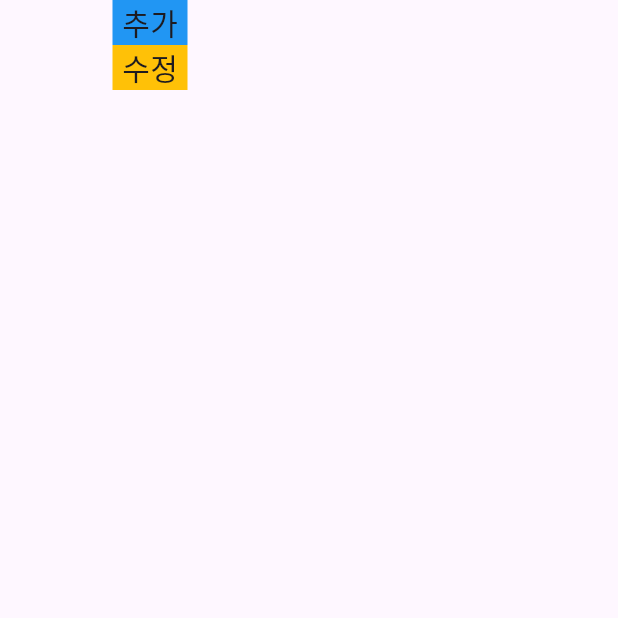
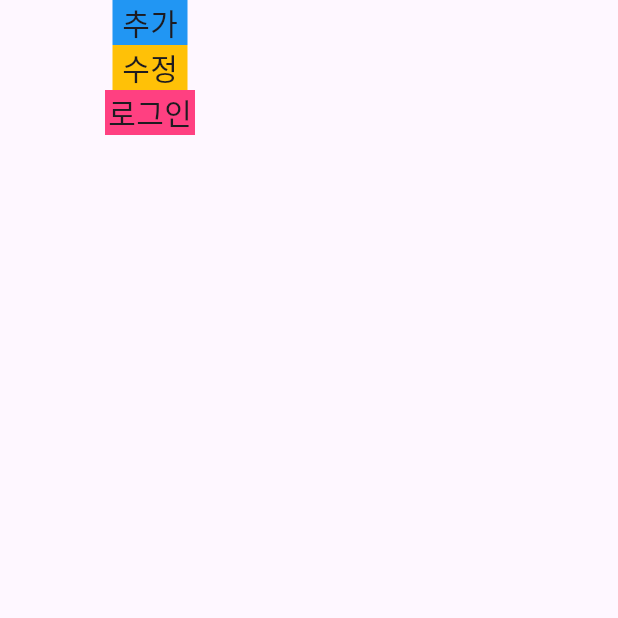
Before and after one commit to kimjiyu218/Trio, a Flutter app: the screen it shows after launch, on a phone screen of 412 x 824 dp, the top half of it. Run offline on Flutter 3.47's test engine with Material 3 defaults, Android fonts, the light colour scheme and no system bars; our stand-ins replace dio, freezed_annotation; generated files the repository leaves out were written again; network calls fail.

Commit message:
로그인 화면 개발중

```diff
--- a/lib/insert.dart
+++ b/lib/insert.dart
@@ -1,3 +1,4 @@
+
 import 'package:flutter/material.dart';
 import 'package:trio/main.dart';
 
--- a/lib/main.dart
+++ b/lib/main.dart
@@ -5,6 +5,7 @@ import 'package:trio/data_class.dart';
 
 import 'package:trio/insert.dart';
 import 'package:trio/update.dart';
+import 'package:trio/screen/login_page.dart';
 
 void main() {
   runApp(const MyApp());
@@ -131,6 +132,24 @@ class _MyHomePageState extends State<MyHomePage> {
                   ),
                 ),
               ),
+              InkWell(
+                onTap: () {
+                  Navigator.of(context).push(MaterialPageRoute(
+                    builder: (context) => LoginPage(),
+                  ));
+                },
+                child: Container(
+                  width: 60,
+                  height: 30,
+                  color: Colors.pinkAccent,
+                  child: Center(
+                    child: Text(
+                      "로그인",
+                      style: TextStyle(fontSize: 20),
+                    ),
+                  ),
+                ),
+              ),
               SizedBox(
                 height: 800,
                 width: 200,
```
Also changed, not shown: lib/screen/login_page.dart (added, +32 -0 lines).
